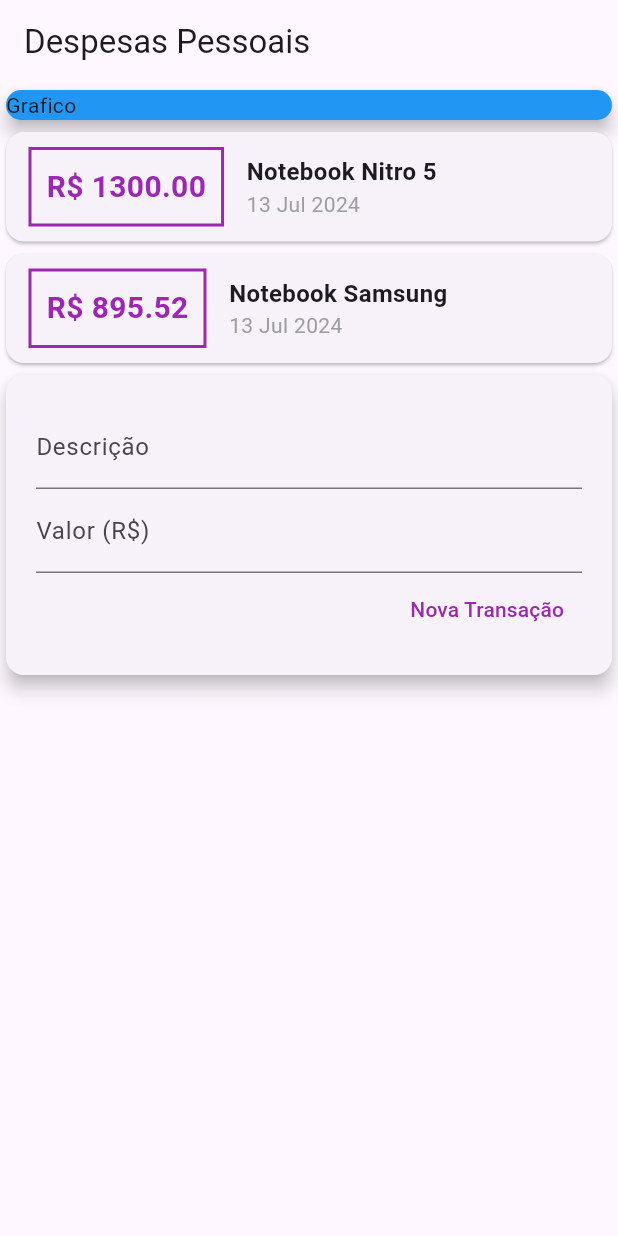
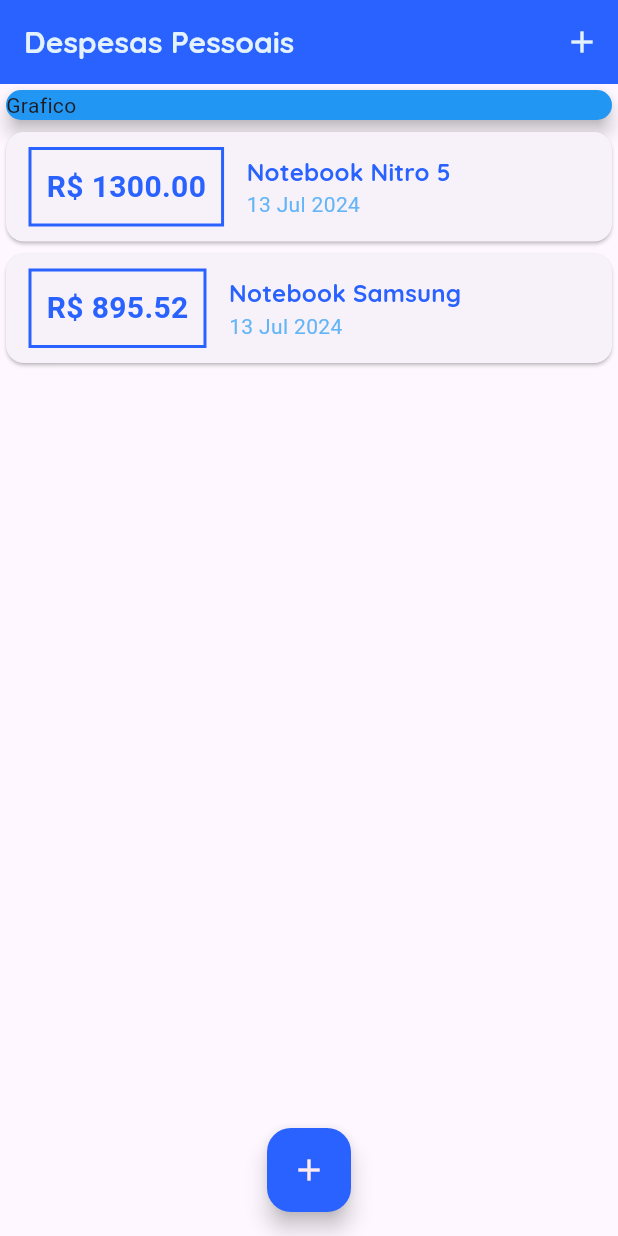
Before and after one commit to Maddytec/spent-app, a Flutter app: the screen it shows after launch, on a phone screen of 412 x 824 dp. Run offline on Flutter 3.47's test engine with Material 3 defaults, Android fonts, the phone set to English and light mode, and no system bars.

Commit message:
Added theme

```diff
--- /dev/null
+++ b/lib/components/transaction_list.dart
@@ -0,0 +1,63 @@
+import 'package:flutter/material.dart';
+import 'package:spent/models/transaction.dart';
+import 'package:intl/intl.dart';
+
+class TransactionList extends StatelessWidget {
+  final List<Transaction> transactions;
+
+  TransactionList(
+    this.transactions,
+  );
+
+  @override
+  Widget build(BuildContext context) {
+    return Container(
+      height: 500,
+      child: ListView.builder(
+        itemCount: transactions.length,
+        itemBuilder: (ctx, index) {
+          final transaction = transactions[index];
+          return Card(
+            child: Row(
+              children: <Widget>[
+                Container(
+                  margin: EdgeInsets.symmetric(
+                    horizontal: 15,
+                    vertical: 10,
+                  ),
+                  decoration: BoxDecoration(
+                      border: Border.all(
+                    color: Theme.of(context).colorScheme.primary,
+                    width: 2,
+                  )),
+                  padding: EdgeInsets.all(10),
+                  child: Text(
+                    'R\$ ${transaction.value.toStringAsFixed(2)}',
+                    style: TextStyle(
+                        fontWeight: FontWeight.bold,
+                        fontSize: 20,
+                        color: Theme.of(context).colorScheme.primary),
+                  ),
+                ),
+                Column(
+                  crossAxisAlignment: CrossAxisAlignment.start,
+                  children: <Widget>[
+                    Text(
+                      transaction.title,
+                      style: Theme.of(context).textTheme.titleMedium,
+                    ),
+                    Text(
+                      DateFormat('d MMM y').format(transaction.date),
+                      style: TextStyle(
+                          color: Theme.of(context).colorScheme.secondary),
+                    )
+                  ],
+                )
+              ],
+            ),
+          );
+        },
+      ),
+    );
+  }
+}
--- a/lib/main.dart
+++ b/lib/main.dart
@@ -1,20 +1,73 @@
+import 'dart:math';
+
 import 'package:flutter/material.dart';
 import 'package:flutter/widgets.dart';
+import 'package:spent/components/transaction_form.dart';
+import 'package:spent/components/transaction_list.dart';
 import 'package:spent/models/transaction.dart';
-import 'package:intl/intl.dart';
 
 main() => runApp(SpentApp());
 
 class SpentApp extends StatelessWidget {
   @override
   Widget build(BuildContext context) {
+    final ThemeData theme = ThemeData();
+    final primary = Colors.blueAccent[700];
+    final secondary = Colors.blue[300];
+    final inversePrimary = Colors.blue[50];
+    final errorPrimary = Colors.indigo[900];
+
     return MaterialApp(
       home: MyHomePage(),
+      theme: theme.copyWith(
+        colorScheme: theme.colorScheme.copyWith(
+          primary: primary,
+          secondary: secondary,
+          inversePrimary: inversePrimary,
+          error: errorPrimary,
+        ),
+        iconTheme: IconThemeData(color: Colors.red[50]),
+        textTheme: theme.textTheme.copyWith(
+          titleSmall: TextStyle(
+            fontFamily: 'Quicksand',
+            fontSize: 14,
+            fontWeight: FontWeight.bold,
+            color: primary,
+          ),
+          titleMedium: TextStyle(
+            fontFamily: 'Quicksand',
+            fontSize: 16,
+            fontWeight: FontWeight.bold,
+            color: primary,
+          ),
+          titleLarge: TextStyle(
+            fontFamily: 'Quicksand',
+            fontSize: 18,
+            fontWeight: FontWeight.bold,
+            color: primary,
+          ),
+        ),
+        appBarTheme: AppBarTheme(
+          backgroundColor: primary,
+          titleTextStyle: TextStyle(
+            fontFamily: 'Quicksand',
+            fontSize: 20,
+            fontWeight: FontWeight.bold,
+            color: inversePrimary,
+            backgroundColor: primary,
+          ),
+        ),
+      ),
     );
   }
 }
 
-class MyHomePage extends StatelessWidget {
+class MyHomePage extends StatefulWidget {
+  @override
+  State<MyHomePage> createState() => _MyHomePageState();
+}
+
+class _MyHomePageState extends State<MyHomePage> {
   final _transactions = [
     Transaction(
       id: 'T1',
@@ -30,13 +83,47 @@ class MyHomePage extends StatelessWidget {
     )
   ];
 
+  _addTransaction(String description, double value) {
+    final newTransaction = Transaction(
+      id: Random().nextDouble().toString(),
+      title: description,
+      value: value,
+      date: DateTime.now(),
+    );
+
+    setState(() {
+      _transactions.add(newTransaction);
+    });
+
+    Navigator.of(context).pop(); //close popup
+  }
+
+  _openTransactionFormModal(BuildContext context) {
+    showModalBottomSheet(
+        context: context,
+        builder: (_) {
+          return TransactionForm(_addTransaction);
+        });
+  }
+
   @override
   Widget build(BuildContext context) {
     return Scaffold(
       appBar: AppBar(
         title: Text("Despesas Pessoais"),
+        backgroundColor: AppBarTheme.of(context).backgroundColor,
+        actions: [
+          IconButton(
+            icon: Icon(
+              Icons.add,
+              color: Theme.of(context).colorScheme.inversePrimary,
             ),
-      body: Column(
+            onPressed: () => _openTransactionFormModal(context),
+          )
+        ],
+      ),
+      body: SingleChildScrollView(
+        child: Column(
           crossAxisAlignment: CrossAxisAlignment.stretch,
           children: <Widget>[
             // Grafico
@@ -47,90 +134,19 @@ class MyHomePage extends StatelessWidget {
                 elevation: 5,
               ),
             ),
-
-          // Transaction List
-          Column(
-            children: _transactions.map((transaction) {
-              return Card(
-                child: Row(
-                  children: <Widget>[
-                    Container(
-                      margin: EdgeInsets.symmetric(
-                        horizontal: 15,
-                        vertical: 10,
-                      ),
-                      decoration: BoxDecoration(
-                          border: Border.all(
-                        color: Colors.purple,
-                        width: 2,
-                      )),
-                      padding: EdgeInsets.all(10),
-                      child: Text(
-                        'R\$ ${transaction.value.toStringAsFixed(2)}',
-                        style: TextStyle(
-                            fontWeight: FontWeight.bold,
-                            fontSize: 20,
-                            color: Colors.purple),
-                      ),
-                    ),
-                    Column(
-                      crossAxisAlignment: CrossAxisAlignment.start,
-                      children: <Widget>[
-                        Text(
-                          transaction.title,
-                          style: TextStyle(
-                            fontWeight: FontWeight.bold,
-                            fontSize: 16,
-                          ),
-                        ),
-                        Text(
-                          DateFormat('d MMM y').format(transaction.date),
-                          style: TextStyle(color: Colors.grey),
-                        )
-                      ],
-                    )
-                  ],
-                ),
-              );
-            }).toList(),
-          ),
-          Card(
-            elevation: 5,
-            child: Padding(
-              padding: const EdgeInsets.all(10),
-              child: Container(
-                padding: EdgeInsets.all(10),
-                child: Column(
-                  children: <Widget>[
-                    TextField(
-                      decoration: InputDecoration(
-                        labelText: 'Descrição',
-                      ),
-                    ),
-                    TextField(
-                      decoration: InputDecoration(
-                        labelText: 'Valor (R\$)',
-                      ),
-                    ),
-                    Row(
-                      mainAxisAlignment: MainAxisAlignment.end,
-                      children: [
-                        TextButton(
-                          style: TextButton.styleFrom(
-                            foregroundColor: Colors.purple,
-                          ),
-                          onPressed: () {},
-                          child: Text('Nova Transação'),
-                        ),
-                      ],
-                    )
+            TransactionList(_transactions),
           ],
         ),
       ),
+      floatingActionButton: FloatingActionButton(
+        backgroundColor: Theme.of(context).colorScheme.primary,
+        child: Icon(
+          Icons.add,
+          color: IconTheme.of(context).color,
         ),
+        onPressed: () => _openTransactionFormModal(context),
       ),
-        ],
-      ),
+      floatingActionButtonLocation: FloatingActionButtonLocation.centerFloat,
     );
   }
 }
```
Also changed, not shown: lib/components/transaction_form.dart (added, +81 -0 lines), pubspec.yaml (+12 -0 lines), assets/fonts/OpenSans-Bold.ttf (added), assets/fonts/OpenSans-Regular.ttf (added), assets/fonts/Quicksand-Bold.ttf (added), assets/fonts/Quicksand-Light.ttf (added), assets/fonts/Quicksand-Medium.ttf (added), assets/fonts/Quicksand-Regular.ttf (added). Lines whose indentation alone changed are shown as unchanged.
